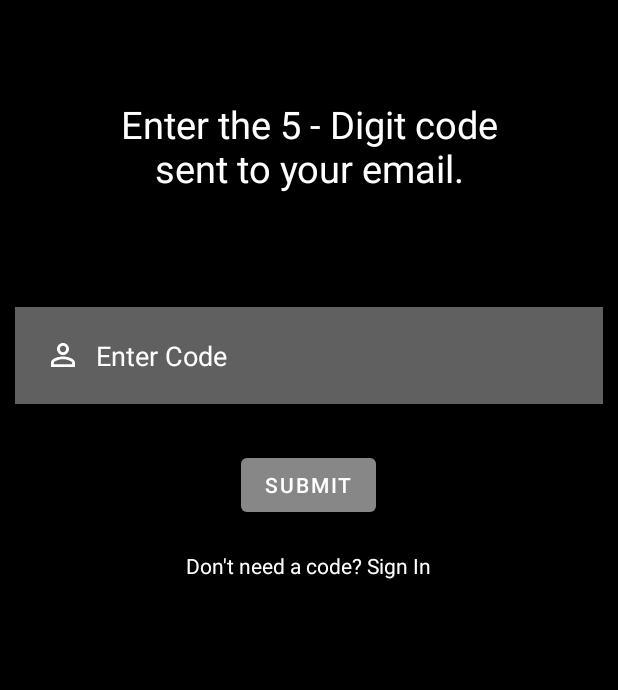
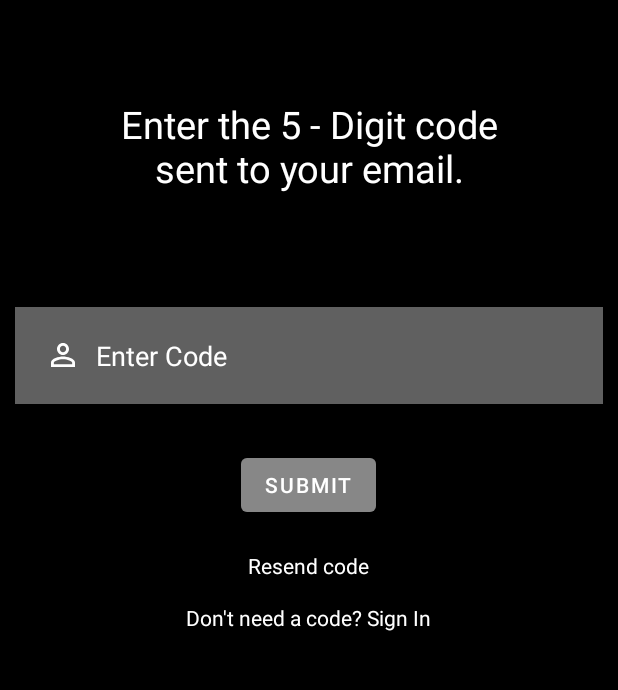
Before and after one commit to Steadfast-Fitness/SteadfastKotlin, an Android app: the ResetCode screen opened directly, with no data from a screen before it, on a phone screen of 412 x 824 dp, the part 84-774 px from its top. Run offline under Robolectric (Android 15) with nearby library versions, the phone set to English and light mode, and no system bars; libraries missing offline, so code that uses them is left out: com.vishnusivadas.advanced_httpurlconnection.

Commit message:
Added ReSend Code feature for forgot password

```diff
--- a/app/build.gradle
+++ b/app/build.gradle
@@ -9,6 +9,7 @@ android {
 
     defaultConfig {
         applicationId "com.example.steadfast"
+        compileSdkPreview = "UpsideDownCake"
         minSdk 26
         targetSdk 33
         versionCode 1
@@ -33,12 +34,14 @@ dependencies {
 
     implementation 'androidx.appcompat:appcompat:1.6.0'
     implementation 'com.google.android.material:material:1.7.0'
+    implementation 'com.google.code.gson:gson:2.8.9'
     implementation 'androidx.constraintlayout:constraintlayout:2.1.4'
     implementation 'com.github.VishnuSivadasVS:Advanced-HttpURLConnection:1.2'
     implementation 'com.google.android.material:material:1.9.0-alpha01'
     implementation 'com.android.volley:volley:1.2.1'
     implementation 'com.google.android.material:material:1.9.0-alpha01'
     implementation 'androidx.core:core-ktx:+'
+    implementation 'androidx.swiperefreshlayout:swiperefreshlayout:1.1.0'
     testImplementation 'junit:junit:4.13.2'
     androidTestImplementation 'androidx.test.ext:junit:1.1.5'
     androidTestImplementation 'androidx.test.espresso:espresso-core:3.5.1'
--- a/app/src/main/AndroidManifest.xml
+++ b/app/src/main/AndroidManifest.xml
@@ -13,9 +13,6 @@
         android:theme="@style/Theme.Steadfast"
         tools:targetApi="31">
 
-        <activity
-            android:name=".AddSupplement"
-            android:exported="false" />
         <activity
             android:name=".SupplementView"
             android:exported="false" />
--- a/app/src/main/java/com/example/steadfast/LoginMenu.kt
+++ b/app/src/main/java/com/example/steadfast/LoginMenu.kt
@@ -9,6 +9,10 @@ import android.util.Log
 import android.view.View
 import android.widget.*
 import androidx.appcompat.app.AppCompatActivity
+import com.android.volley.Request
+import com.android.volley.Response
+import com.android.volley.toolbox.StringRequest
+import com.android.volley.toolbox.Volley
 import com.google.android.material.textfield.TextInputEditText
 import com.vishnusivadas.advanced_httpurlconnection.PutData
 
@@ -72,6 +76,7 @@ class LoginMenu : AppCompatActivity() {
             }
         })
 
+
         // If user clicks "Forgot Password?"
         forgotPass.setOnClickListener(View.OnClickListener {
             Toast.makeText(this@LoginMenu, "Enter email to reset password.", Toast.LENGTH_SHORT).show()
--- a/app/src/main/java/com/example/steadfast/ResetCode.kt
+++ b/app/src/main/java/com/example/steadfast/ResetCode.kt
@@ -12,6 +12,7 @@ import android.widget.Toast
 import androidx.appcompat.app.AppCompatActivity
 import com.google.android.material.textfield.TextInputEditText
 import com.vishnusivadas.advanced_httpurlconnection.PutData
+import org.w3c.dom.Text
 
 //push
 class ResetCode : AppCompatActivity() {
@@ -59,6 +60,31 @@ class ResetCode : AppCompatActivity() {
             }
         })
 
+
+        var reSend = findViewById<TextView>(R.id.reSendCode)
+        val email = ForgotPassword.passEmail
+        Log.i("Email", email)
+
+        reSend.setOnClickListener(View.OnClickListener {
+            progressBar.visibility = View.VISIBLE
+            val handler = Handler()
+            handler.post {
+                val field = arrayOfNulls<String>(1)
+                field[0] = "email"
+                val data = arrayOfNulls<String>(1)
+                data[0] = email
+                val putData = PutData("https://steadfastfitness.online/authentication/resendcode.php", "POST", field, data)
+                if (putData.startPut()) {
+                    if (putData.onComplete()) {
+                        progressBar.visibility = View.GONE
+                        val result = putData.result
+                        Log.i("PutData", result)
+                        Toast.makeText(applicationContext, "A new code has been sent to your email.", Toast.LENGTH_SHORT).show()
+                    }
+                }
+            }
+        })
+
         // Takes the user back to the SignIn page
         signin.setOnClickListener(View.OnClickListener {
             val intent = Intent(applicationContext, LoginMenu::class.java)
--- a/app/src/main/res/layout/activity_reset_code.xml
+++ b/app/src/main/res/layout/activity_reset_code.xml
@@ -52,10 +52,20 @@
         android:text="Submit" />
 
     <TextView
+        android:id="@+id/reSendCode"
+        android:layout_width="wrap_content"
+        android:layout_height="wrap_content"
+        android:layout_below="@id/submitcode"
+        android:text="Resend code"
+        android:textColor="@color/white"
+        android:layout_centerHorizontal="true"
+        android:layout_marginBottom="15dp"/>
+
+    <TextView
         android:id="@+id/signInText"
         android:layout_width="wrap_content"
         android:layout_height="wrap_content"
-        android:layout_below="@id/submitcode"
+        android:layout_below="@id/reSendCode"
         android:text="Don't need a code? Sign In"
         android:textColor="@color/white"
         android:layout_centerHorizontal="true"/>
--- a/app/src/main/res/values/strings.xml
+++ b/app/src/main/res/values/strings.xml
@@ -2,5 +2,6 @@
     <string name="app_name">Steadfast</string>
     <string name="supplement_name">Supplement Name</string>
     <string name="supplement_dosage">Supplement Dosage</string>
+    <string name="supplement_amount">Supplement Amount</string>
     <string name="taken">Taken</string>
 </resources>
```
Also changed, not shown: app/src/main/java/com/example/steadfast/SupplementView.kt (+49 -40 lines), app/src/main/res/layout/activity_supplement_view.xml (+13 -2 lines), 1 other file.
